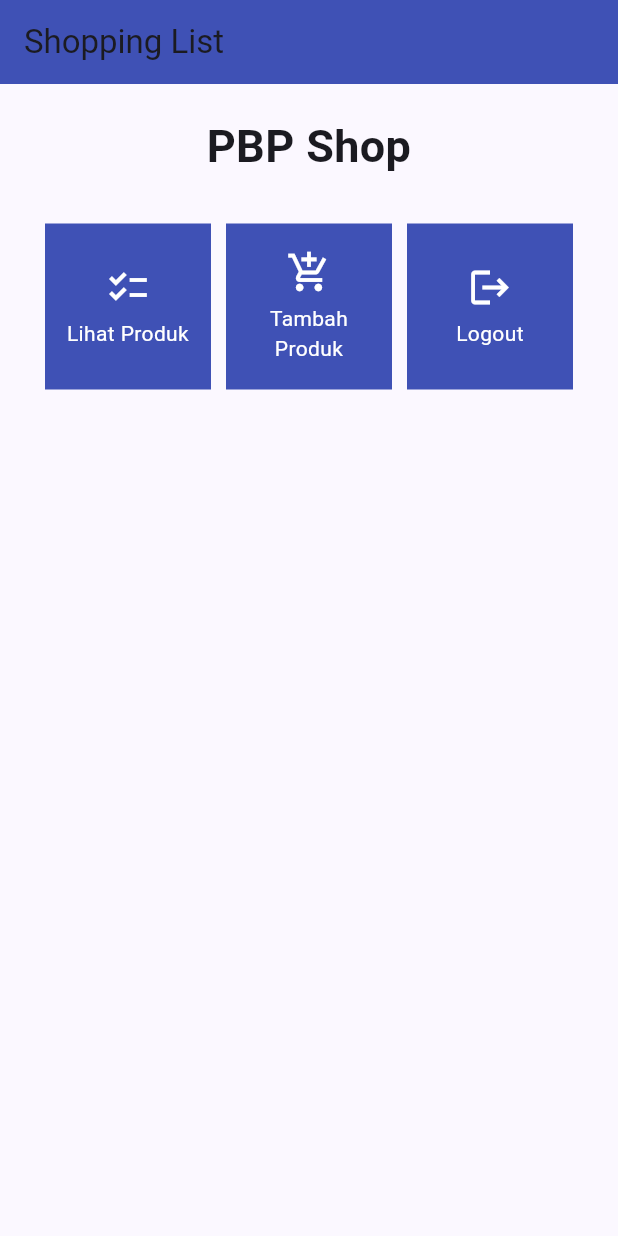
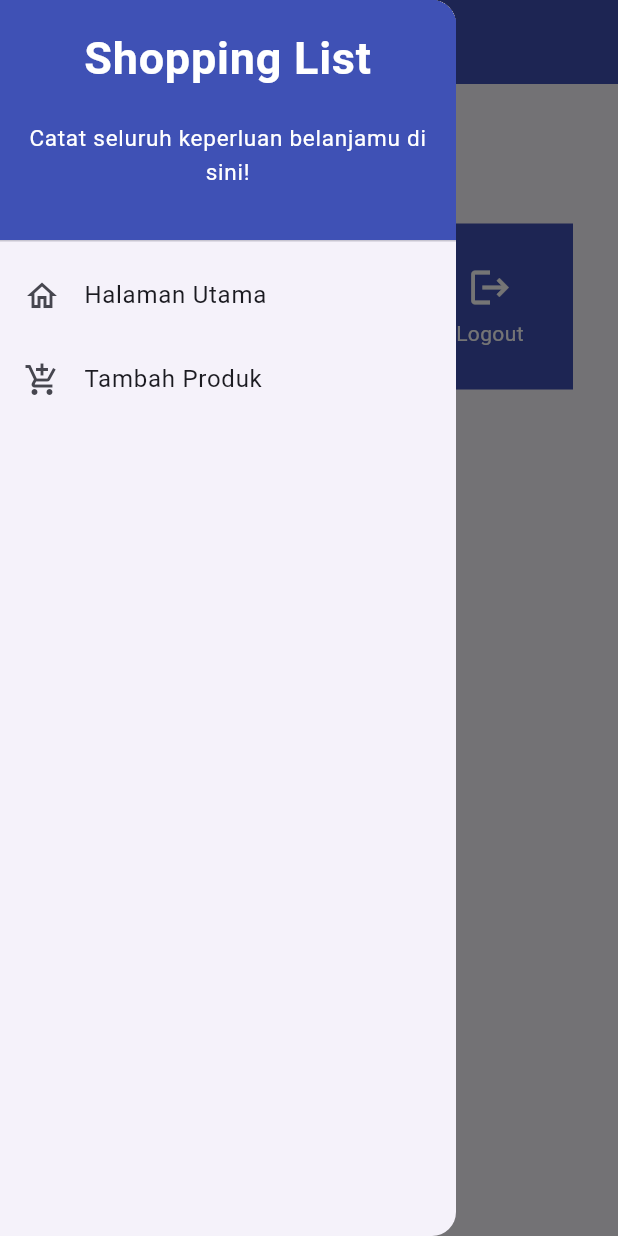
Before and after one commit to LimBodhi/shopping-list-mobile, a Flutter app: the screen it shows after launch, with the side drawer open (before the commit the screen has no drawer), on a phone screen of 412 x 824 dp. Run offline on Flutter 3.47's test engine with Material 2 defaults, Android fonts, the phone set to English and light mode, and no system bars.

Commit message:
Tutorial 7

```diff
--- a/lib/main.dart
+++ b/lib/main.dart
@@ -1,5 +1,5 @@
 import 'package:flutter/material.dart';
-import 'package:shopping_list/menu.dart';
+import 'package:shopping_list/screens/menu.dart';
 
 void main() {
   runApp(MyApp());
--- a/lib/menu.dart
+++ /dev/null
@@ -1,116 +0,0 @@
-import 'package:flutter/material.dart';
-
-class ShopItem {
-  final String name;
-  final IconData icon;
-
-  ShopItem(this.name, this.icon);
-}
-
-class MyHomePage extends StatelessWidget {
-  MyHomePage({Key? key}) : super(key: key);
-  final List<ShopItem> items = [
-    ShopItem("Lihat Produk", Icons.checklist),
-    ShopItem("Tambah Produk", Icons.add_shopping_cart),
-    ShopItem("Logout", Icons.logout),];
-
-  @override
-  Widget build(BuildContext context) {
-    // This method is rerun every time setState is called, for instance as done
-    // by the _incrementCounter method above.
-    //
-    // The Flutter framework has been optimized to make rerunning build methods
-    // fast, so that you can just rebuild anything that needs updating rather
-    // than having to individually change instances of widgets.
-    return Scaffold(
-      appBar: AppBar(
-        title: const Text(
-          'Shopping List',
-        ),
-        backgroundColor: Colors.indigo,
-      ),
-      body: SingleChildScrollView(
-        // Widget wrapper yang dapat discroll
-        child: Padding(
-          padding: const EdgeInsets.all(10.0), // Set padding dari halaman
-          child: Column(
-            // Widget untuk menampilkan children secara vertikal
-            children: <Widget>[
-              const Padding(
-                padding: EdgeInsets.only(top: 10.0, bottom: 10.0),
-                // Widget Text untuk menampilkan tulisan dengan alignment center dan style yang sesuai
-                child: Text(
-                  'PBP Shop', // Text yang menandakan toko
-                  textAlign: TextAlign.center,
-                  style: TextStyle(
-                    fontSize: 30,
-                    fontWeight: FontWeight.bold,
-                  ),
-                ),
-              ),
-              // Grid layout
-              GridView.count(
-                // Container pada card kita.
-                primary: true,
-                padding: const EdgeInsets.all(20),
-                crossAxisSpacing: 10,
-                mainAxisSpacing: 10,
-                crossAxisCount: 3,
-                shrinkWrap: true,
-                children: items.map((ShopItem item) {
-                  // Iterasi untuk setiap item
-                  return ShopCard(item);
-                }).toList(),
-              ),
-            ],
-          ),
-        ),
-      ),
-    );
-  }
-}
-
-class ShopCard extends StatelessWidget {
-  final ShopItem item;
-
-  const ShopCard(this.item, {super.key}); // Constructor
-
-  @override
-  Widget build(BuildContext context) {
-    return Material(
-      color: Colors.indigo,
-      child: InkWell(
-        // Area responsive terhadap sentuhan
-        onTap: () {
-          // Memunculkan SnackBar ketika diklik
-          ScaffoldMessenger.of(context)
-            ..hideCurrentSnackBar()
-            ..showSnackBar(SnackBar(
-                content: Text("Kamu telah menekan tombol ${item.name}!")));
-        },
-        child: Container(
-          // Container untuk menyimpan Icon dan Text
-          padding: const EdgeInsets.all(8),
-          child: Center(
-            child: Column(
-              mainAxisAlignment: MainAxisAlignment.center,
-              children: [
-                Icon(
-                  item.icon,
-                  color: Colors.white,
-                  size: 30.0,
-                ),
-                const Padding(padding: EdgeInsets.all(3)),
-                Text(
-                  item.name,
-                  textAlign: TextAlign.center,
-                  style: const TextStyle(color: Colors.white),
-                ),
-              ],
-            ),
-          ),
-        ),
-      ),
-    );
-  }
-}
--- /dev/null
+++ b/lib/screens/menu.dart
@@ -0,0 +1,74 @@
+import 'package:flutter/material.dart';
+import 'package:shopping_list/widgets/left_drawer.dart';
+import 'package:shopping_list/screens/shoplist_form.dart';
+import 'package:shopping_list/widgets/shop_card.dart';
+
+
+class MyHomePage extends StatelessWidget {
+    MyHomePage({Key? key}) : super(key: key);
+
+    final List<ShopItem> items = [
+      ShopItem("Lihat Produk", Icons.checklist),
+      ShopItem("Tambah Produk", Icons.add_shopping_cart),
+      ShopItem("Logout", Icons.logout),
+    ];
+
+    @override
+    Widget build(BuildContext context) {
+        return Scaffold(
+        appBar: AppBar(
+        title: const Text(
+          'Shopping List',
+        ),
+        backgroundColor: Colors.indigo,
+        foregroundColor: Colors.white,
+      ),
+      drawer: const LeftDrawer(),
+      body: SingleChildScrollView(
+        // Widget wrapper yang dapat discroll
+        child: Padding(
+          padding: const EdgeInsets.all(10.0), // Set padding dari halaman
+          child: Column(
+            // Widget untuk menampilkan children secara vertikal
+            children: <Widget>[
+              const Padding(
+                padding: EdgeInsets.only(top: 10.0, bottom: 10.0),
+                // Widget Text untuk menampilkan tulisan dengan alignment center dan style yang sesuai
+                child: Text(
+                  'PBP Shop', // Text yang menandakan toko
+                  textAlign: TextAlign.center,
+                  style: TextStyle(
+                    fontSize: 30,
+                    fontWeight: FontWeight.bold,
+                  ),
+                ),
+              ),
+              // Grid layout
+              GridView.count(
+                // Container pada card kita.
+                primary: true,
+                padding: const EdgeInsets.all(20),
+                crossAxisSpacing: 10,
+                mainAxisSpacing: 10,
+                crossAxisCount: 3,
+                shrinkWrap: true,
+                children: items.map((ShopItem item) {
+                  // Iterasi untuk setiap item
+                  return ShopCard(item);
+                }).toList(),
+              ),
+            ],
+          ),
+        ),
+      ),
+        );
+    }
+}
+
+class ShopItem {
+  final String name;
+  final IconData icon;
+
+
+  ShopItem(this.name, this.icon);
+}
--- /dev/null
+++ b/lib/widgets/left_drawer.dart
@@ -0,0 +1,72 @@
+import 'package:flutter/material.dart';
+import 'package:shopping_list/screens/menu.dart';
+import 'package:shopping_list/screens/shoplist_form.dart';
+
+class LeftDrawer extends StatelessWidget {
+  const LeftDrawer({super.key});
+
+  @override
+  Widget build(BuildContext context) {
+    return Drawer(
+      child: ListView(
+        children: [
+          const DrawerHeader(
+            decoration: BoxDecoration(
+              color: Colors.indigo,
+            ),
+            child: Column(
+              children: [
+                Text(
+                  'Shopping List',
+                  textAlign: TextAlign.center,
+                  style: TextStyle(
+                    fontSize: 30,
+                    fontWeight: FontWeight.bold,
+                    color: Colors.white,
+                  ),
+                ),
+                Padding(padding: EdgeInsets.all(10)),
+                Text("Catat seluruh keperluan belanjamu di sini!",
+                      textAlign: TextAlign.center,
+                      style: TextStyle(
+                        fontSize: 15,
+                        color: Colors.white,
+                        fontWeight: FontWeight.normal,
+                    ),
+                )
+              ],
+            ),
+          ),
+          ListTile(
+          leading: const Icon(Icons.home_outlined),
+          title: const Text('Halaman Utama'),
+          // Bagian redirection ke MyHomePage
+          onTap: () {
+            Navigator.pushReplacement(
+                context,
+                MaterialPageRoute(
+                  builder: (context) => MyHomePage(),
+                ));
+          },
+          ),
+          ListTile(
+          leading: const Icon(Icons.add_shopping_cart),
+          title: const Text('Tambah Produk'),
+          // Bagian redirection ke ShopFormPage
+          onTap: () {
+            /*
+            TODO: Buatlah routing ke ShopFormPage di sini,
+            setelah halaman ShopFormPage sudah dibuat.
+            */
+              Navigator.pushReplacement(
+                context,
+                MaterialPageRoute(
+                  builder: (context) => ShopFormPage(),
+                ));
+          },
+          ),
+        ],
+      ),
+    );
+  }
+}
--- /dev/null
+++ b/lib/widgets/shop_card.dart
@@ -0,0 +1,57 @@
+import 'package:flutter/material.dart';
+import 'package:shopping_list/screens/menu.dart';
+import 'package:shopping_list/screens/shoplist_form.dart';
+
+
+class ShopCard extends StatelessWidget {
+  final ShopItem item;
+
+  const ShopCard(this.item, {super.key}); // Constructor
+
+  @override
+  Widget build(BuildContext context) {
+    return Material(
+      color: Colors.indigo,
+      child: InkWell(
+        // Area responsive terhadap sentuhan
+        onTap: () {
+          // Memunculkan SnackBar ketika diklik
+          ScaffoldMessenger.of(context)
+            ..hideCurrentSnackBar()
+            ..showSnackBar(SnackBar(
+                content: Text("Kamu telah menekan tombol ${item.name}!")));
+                    // Navigate ke route yang sesuai (tergantung jenis tombol)
+            if (item.name == "Tambah Produk") {
+              // TODO: Gunakan Navigator.push untuk melakukan navigasi ke MaterialPageRoute yang mencakup ShopFormPage.
+                Navigator.push(
+                  context,
+                  MaterialPageRoute(builder: (context) => ShopFormPage()),
+                );
+            }
+        },
+        child: Container(
+          // Container untuk menyimpan Icon dan Text
+          padding: const EdgeInsets.all(8),
+          child: Center(
+            child: Column(
+              mainAxisAlignment: MainAxisAlignment.center,
+              children: [
+                Icon(
+                  item.icon,
+                  color: Colors.white,
+                  size: 30.0,
+                ),
+                const Padding(padding: EdgeInsets.all(3)),
+                Text(
+                  item.name,
+                  textAlign: TextAlign.center,
+                  style: const TextStyle(color: Colors.white),
+                ),
+              ],
+            ),
+          ),
+        ),
+      ),
+    );
+  }
+}
```
Also changed, not shown: lib/screens/shoplist_form.dart (added, +137 -0 lines), 1 other file.
